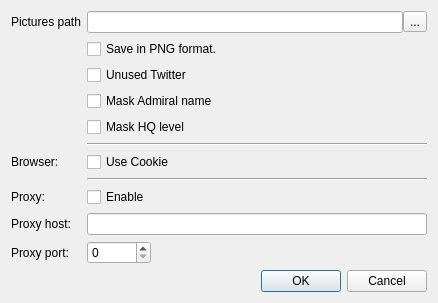
First picture: the form in settingsdialog.ui, repository ioriayane/KanmusuMemory, before the edit.
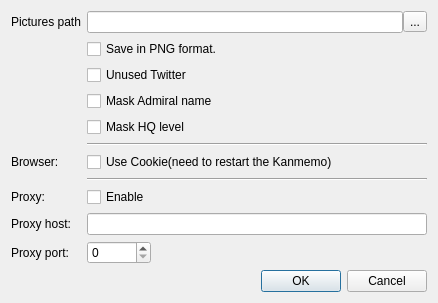
Second picture: the form after the edit. Icons and pictures are not drawn.

Commit message: Added the ability to switch to either use cookies

Diff of the .ui file:
```diff
--- a/settingsdialog.ui
+++ b/settingsdialog.ui
@@ -110,7 +110,7 @@
      <item row="7" column="1">
       <widget class="QCheckBox" name="useCookieCheckBox">
        <property name="text">
-        <string>Use Cookie</string>
+        <string>Use Cookie(need to restart the Kanmemo)</string>
        </property>
        <property name="checked">
         <bool>false</bool>
```
The commit also changes 4 other files.
